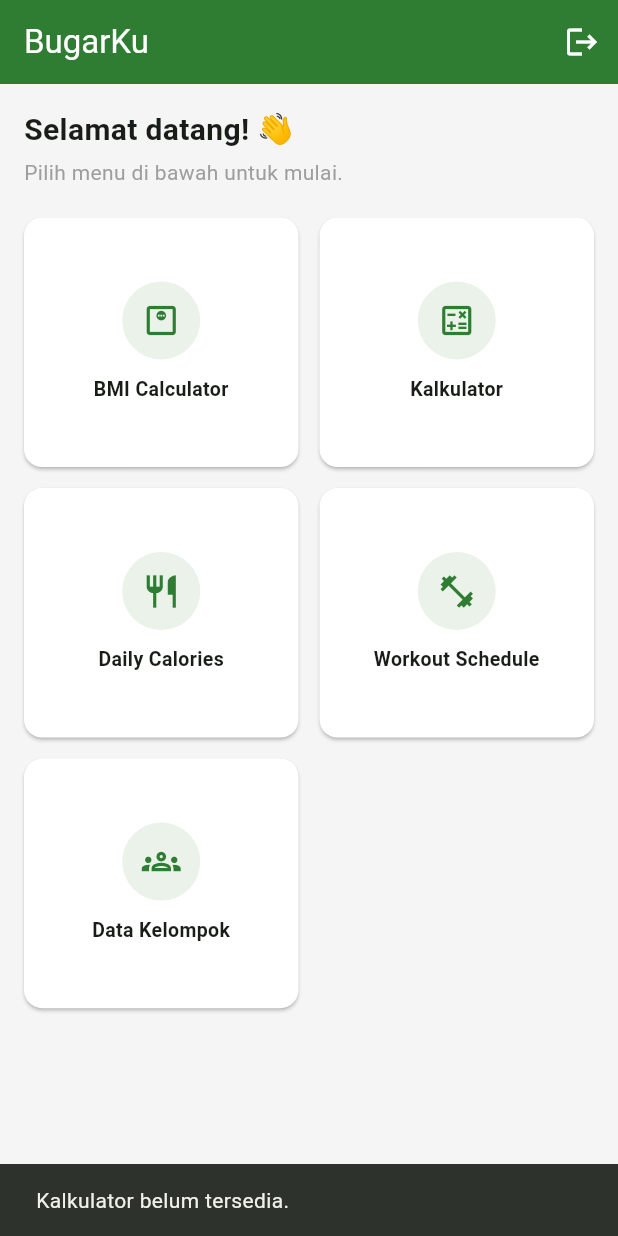
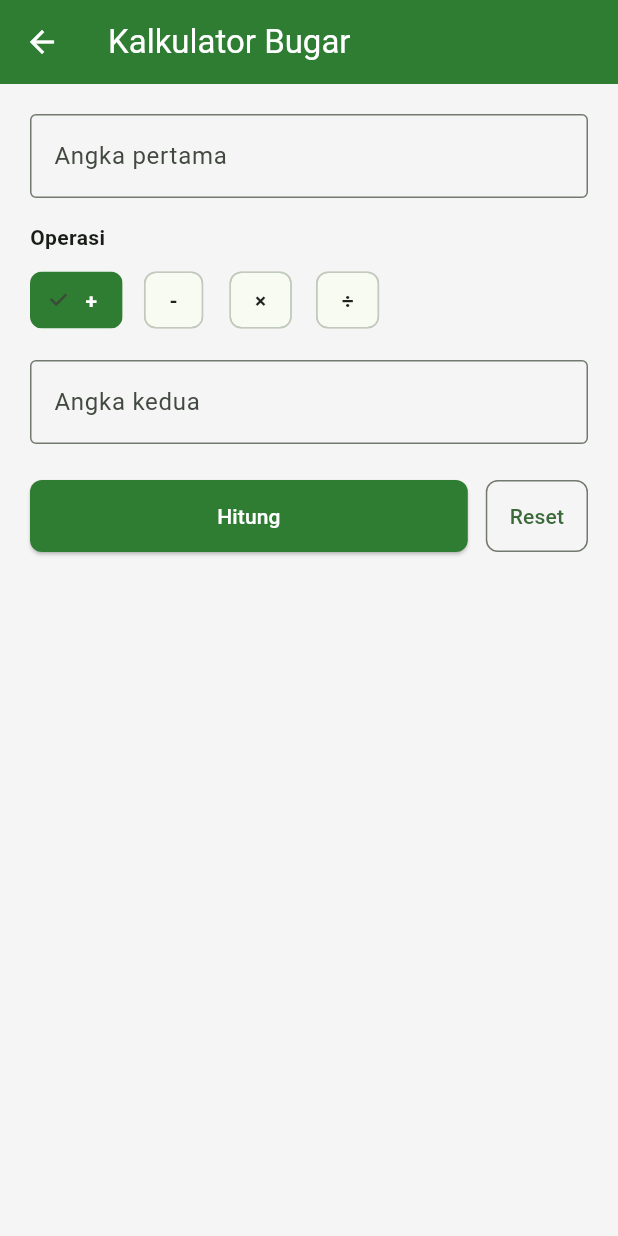
Before and after one commit to tikodjati/bugarku, a Flutter app: the HomePage screen opened directly, after a tap on "Kalkulator", on a phone screen of 412 x 824 dp. Run offline on Flutter 3.47's test engine with Material 3 defaults, Android fonts, the phone set to English and light mode, and no system bars.

Commit message:
feat(calculator): membuat fitur kalkulator

```diff
--- /dev/null
+++ b/lib/pages/calculator_page.dart
@@ -0,0 +1,248 @@
+import 'package:flutter/material.dart';
+import '../utils/constants.dart';
+
+enum _Operation { tambah, kurang, kali, bagi }
+
+class CalculatorPage extends StatefulWidget {
+  const CalculatorPage({super.key});
+
+  @override
+  State<CalculatorPage> createState() => _CalculatorPageState();
+}
+
+class _CalculatorPageState extends State<CalculatorPage> {
+  final _formKey = GlobalKey<FormState>();
+  final TextEditingController _firstController = TextEditingController();
+  final TextEditingController _secondController = TextEditingController();
+
+  _Operation _operation = _Operation.tambah;
+  String? _result;
+  String? _errorMessage;
+
+  @override
+  void dispose() {
+    _firstController.dispose();
+    _secondController.dispose();
+    super.dispose();
+  }
+
+  String? _validateNumber(String? value) {
+    if (value == null || value.trim().isEmpty) {
+      return 'Tidak boleh kosong';
+    }
+    if (double.tryParse(value.trim().replaceAll(',', '.')) == null) {
+      return 'Harus berupa angka';
+    }
+    return null;
+  }
+
+  String _operationSymbol(_Operation op) {
+    switch (op) {
+      case _Operation.tambah:
+        return '+';
+      case _Operation.kurang:
+        return '-';
+      case _Operation.kali:
+        return '×';
+      case _Operation.bagi:
+        return '÷';
+    }
+  }
+
+  void _calculate() {
+    setState(() => _errorMessage = null);
+
+    if (!_formKey.currentState!.validate()) {
+      setState(() => _result = null);
+      return;
+    }
+
+    final a = double.parse(_firstController.text.trim().replaceAll(',', '.'));
+    final b = double.parse(_secondController.text.trim().replaceAll(',', '.'));
+
+    double result;
+    switch (_operation) {
+      case _Operation.tambah:
+        result = a + b;
+        break;
+      case _Operation.kurang:
+        result = a - b;
+        break;
+      case _Operation.kali:
+        result = a * b;
+        break;
+      case _Operation.bagi:
+        if (b == 0) {
+          setState(() {
+            _errorMessage = 'Tidak bisa membagi dengan 0.';
+            _result = null;
+          });
+          return;
+        }
+        result = a / b;
+        break;
+    }
+
+    setState(() {
+      // Tampilkan tanpa desimal berlebih jika hasilnya bilangan bulat.
+      _result = result == result.roundToDouble()
+          ? result.toStringAsFixed(0)
+          : result.toStringAsFixed(4).replaceFirst(RegExp(r'0+$'), '').replaceFirst(RegExp(r'\.$'), '');
+    });
+  }
+
+  void _reset() {
+    _firstController.clear();
+    _secondController.clear();
+    setState(() {
+      _result = null;
+      _errorMessage = null;
+      _operation = _Operation.tambah;
+    });
+  }
+
+  @override
+  Widget build(BuildContext context) {
+    return Scaffold(
+      backgroundColor: AppColors.background,
+      appBar: AppBar(
+        title: const Text('Kalkulator Bugar'),
+        backgroundColor: AppColors.primary,
+        foregroundColor: Colors.white,
+      ),
+      body: SafeArea(
+        child: SingleChildScrollView(
+          padding: const EdgeInsets.all(20),
+          child: Form(
+            key: _formKey,
+            child: Column(
+              crossAxisAlignment: CrossAxisAlignment.stretch,
+              children: [
+                TextFormField(
+                  controller: _firstController,
+                  keyboardType: const TextInputType.numberWithOptions(
+                    decimal: true,
+                    signed: true,
+                  ),
+                  decoration: const InputDecoration(
+                    labelText: 'Angka pertama',
+                    border: OutlineInputBorder(),
+                  ),
+                  validator: _validateNumber,
+                ),
+                const SizedBox(height: 16),
+
+                const Text(
+                  'Operasi',
+                  style: TextStyle(fontWeight: FontWeight.w600),
+                ),
+                const SizedBox(height: 8),
+                Wrap(
+                  spacing: 10,
+                  children: _Operation.values.map((op) {
+                    final selected = _operation == op;
+                    return ChoiceChip(
+                      label: Text(_operationSymbol(op)),
+                      selected: selected,
+                      selectedColor: AppColors.primary,
+                      labelStyle: TextStyle(
+                        color: selected ? Colors.white : Colors.black87,
+                        fontWeight: FontWeight.bold,
+                      ),
+                      onSelected: (_) => setState(() => _operation = op),
+                    );
+                  }).toList(),
+                ),
+                const SizedBox(height: 16),
+
+                TextFormField(
+                  controller: _secondController,
+                  keyboardType: const TextInputType.numberWithOptions(
+                    decimal: true,
+                    signed: true,
+                  ),
+                  decoration: const InputDecoration(
+                    labelText: 'Angka kedua',
+                    border: OutlineInputBorder(),
+                  ),
+                  validator: _validateNumber,
+                ),
+                const SizedBox(height: 24),
+
+                Row(
+                  children: [
+                    Expanded(
+                      child: ElevatedButton(
+                        onPressed: _calculate,
+                        style: ElevatedButton.styleFrom(
+                          backgroundColor: AppColors.primary,
+                          foregroundColor: Colors.white,
+                          padding: const EdgeInsets.symmetric(vertical: 14),
+                          shape: RoundedRectangleBorder(
+                            borderRadius: BorderRadius.circular(8),
+                          ),
+                        ),
+                        child: const Text('Hitung'),
+                      ),
+                    ),
+                    const SizedBox(width: 12),
+                    OutlinedButton(
+                      onPressed: _reset,
+                      style: OutlinedButton.styleFrom(
+                        padding: const EdgeInsets.symmetric(
+                          vertical: 14,
+                          horizontal: 16,
+                        ),
+                        shape: RoundedRectangleBorder(
+                          borderRadius: BorderRadius.circular(8),
+                        ),
+                      ),
+                      child: const Text('Reset'),
+                    ),
+                  ],
+                ),
+
+                if (_errorMessage != null) ...[
+                  const SizedBox(height: 16),
+                  Text(
+                    _errorMessage!,
+                    textAlign: TextAlign.center,
+                    style: const TextStyle(color: AppColors.error),
+                  ),
+                ],
+
+                if (_result != null) ...[
+                  const SizedBox(height: 24),
+                  Container(
+                    padding: const EdgeInsets.all(20),
+                    decoration: BoxDecoration(
+                      color: Colors.white,
+                      borderRadius: BorderRadius.circular(12),
+                      border: Border.all(color: AppColors.primary.withOpacity(0.3)),
+                    ),
+                    child: Column(
+                      children: [
+                        const Text(
+                          'Hasil',
+                          style: TextStyle(fontSize: 14, color: Colors.grey),
+                        ),
+                        const SizedBox(height: 8),
+                        Text(
+                          _result!,
+                          style: const TextStyle(
+                            fontSize: 36,
+                            fontWeight: FontWeight.bold,
+                          ),
+                        ),
+                      ],
+                    ),
+                  ),
+                ],
+              ],
+            ),
+          ),
+        ),
+      ),
+    );
+  }
+}
--- a/lib/pages/home_page.dart
+++ b/lib/pages/home_page.dart
@@ -3,6 +3,7 @@ import '../utils/constants.dart';
 import '../widgets/menu_card.dart';
 import 'bmi_page.dart';
 import 'calorie_page.dart';
+import 'calculator_page.dart';
 import 'login_page.dart';
 import 'workout_page.dart';
 
@@ -53,9 +54,10 @@ class HomePage extends StatelessWidget {
         label: 'BMI Calculator',
         pageBuilder: (_) => const BmiPage(),
       ),
-      const _HomeMenuItem(
+      _HomeMenuItem(
         icon: Icons.calculate_outlined,
         label: 'Kalkulator',
+        pageBuilder: (_) => const CalculatorPage(),
       ),
       _HomeMenuItem(
         icon: Icons.restaurant_outlined,
```
